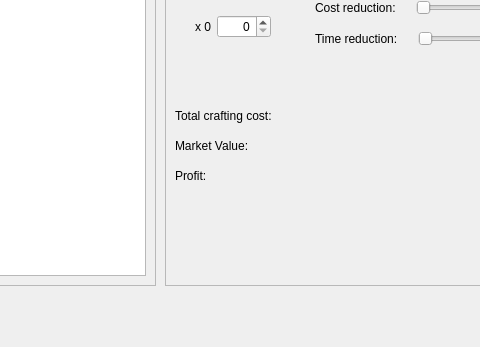
Before: the Qt Designer form interface/main_window.ui in AlexFdzSchz/AmancioOrtegArk, drawn with Qt 5; both pictures show x 145 to 625 and y 285 to 632 of the 855 by 632 pixel window.
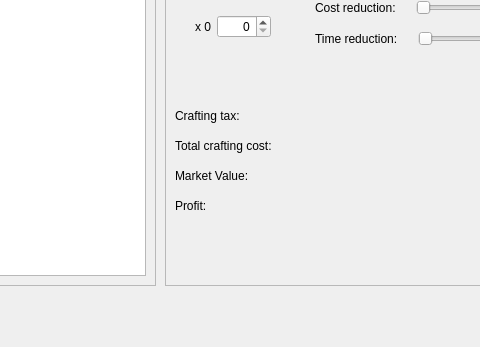
After: the same form once the commit is applied. Icons and pictures are not drawn.

Patch:
```diff
--- a/interface/main_window.ui
+++ b/interface/main_window.ui
@@ -120,7 +120,7 @@
      <property name="geometry">
       <rect>
        <x>10</x>
-       <y>340</y>
+       <y>370</y>
        <width>131</width>
        <height>21</height>
       </rect>
@@ -133,7 +133,7 @@
      <property name="geometry">
       <rect>
        <x>10</x>
-       <y>370</y>
+       <y>400</y>
        <width>131</width>
        <height>21</height>
       </rect>
@@ -146,7 +146,7 @@
      <property name="geometry">
       <rect>
        <x>10</x>
-       <y>400</y>
+       <y>430</y>
        <width>131</width>
        <height>21</height>
       </rect>
@@ -543,6 +543,19 @@
       </item>
      </layout>
     </widget>
+    <widget class="QLabel" name="label_crafting_tax">
+     <property name="geometry">
+      <rect>
+       <x>10</x>
+       <y>340</y>
+       <width>131</width>
+       <height>21</height>
+      </rect>
+     </property>
+     <property name="text">
+      <string>Crafting tax:</string>
+     </property>
+    </widget>
     <widget class="QWidget" name="">
      <property name="geometry">
       <rect>
```
